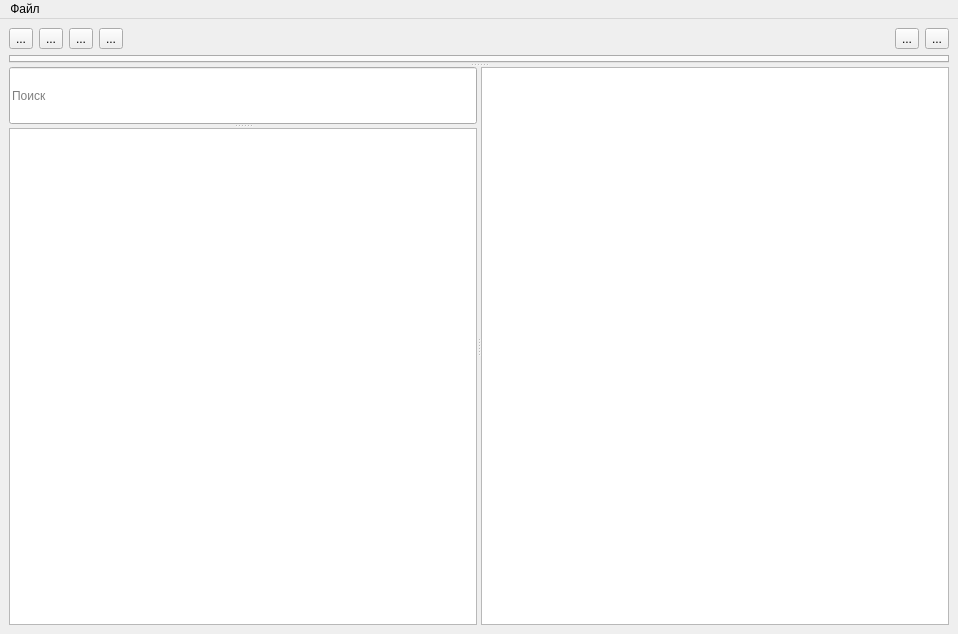
Old version of the form mainwindow.ui in the repository mikhailKhmel/database_viewer.
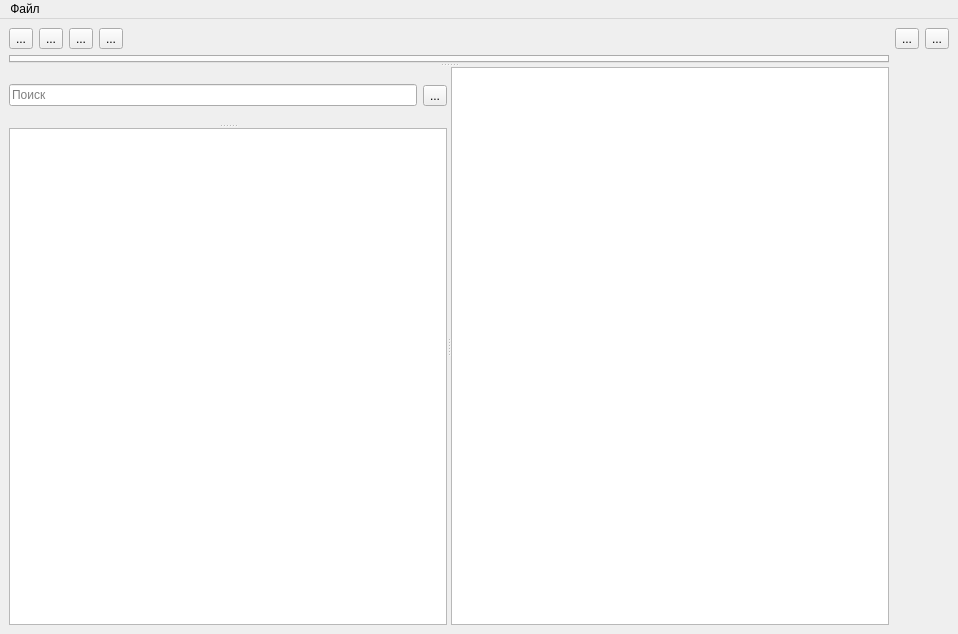
New version of the form. Icons and pictures are not drawn.

Patch:
```diff
--- a/mainwindow.ui
+++ b/mainwindow.ui
@@ -136,7 +136,7 @@
       </property>
      </widget>
     </item>
-    <item row="1" column="0" colspan="7">
+    <item row="1" column="0" colspan="5">
      <widget class="QSplitter" name="splitter_3">
       <property name="orientation">
        <enum>Qt::Vertical</enum>
@@ -160,6 +160,9 @@
         <property name="orientation">
          <enum>Qt::Vertical</enum>
         </property>
+        <widget class="QWidget" name="">
+         <layout class="QHBoxLayout" name="horizontalLayout">
+          <item>
         <widget class="QLineEdit" name="lineEdit_search">
          <property name="accessibleName">
           <string>Поиск</string>
@@ -173,6 +176,20 @@
          <property name="placeholderText">
           <string>Поиск</string>
          </property>
+           </widget>
+          </item>
+          <item>
+           <widget class="QToolButton" name="toolButton_refresh">
+            <property name="text">
+             <string>...</string>
+            </property>
+            <property name="icon">
+             <iconset resource="qrc.qrc">
+              <normaloff>:/src/icons8-обновить-32.png</normaloff>:/src/icons8-обновить-32.png</iconset>
+            </property>
+           </widget>
+          </item>
+         </layout>
         </widget>
         <widget class="QListWidget" name="listWidget_tables">
          <property name="contextMenuPolicy">
```
Lines whose indentation alone changed are shown as unchanged.
